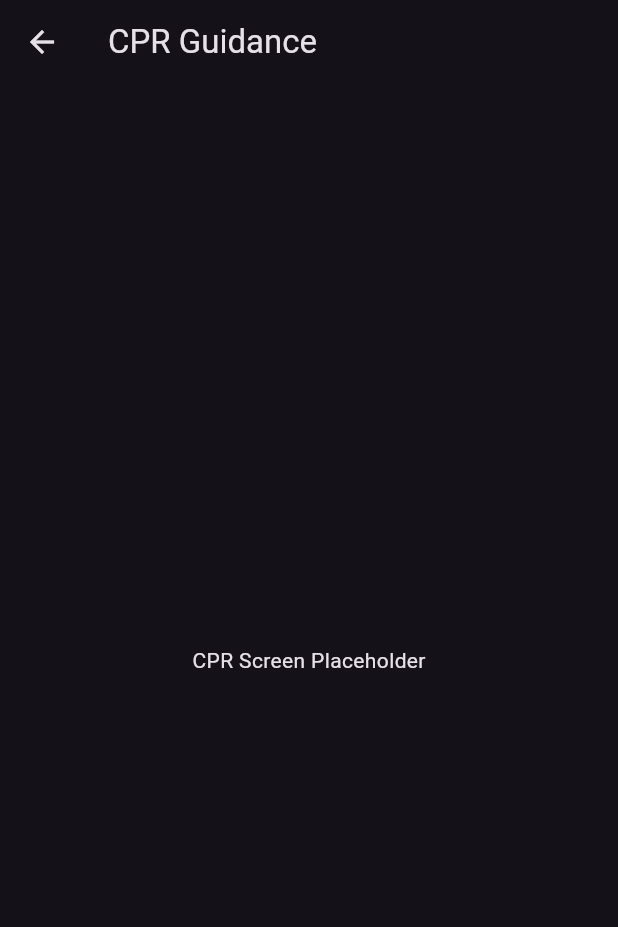
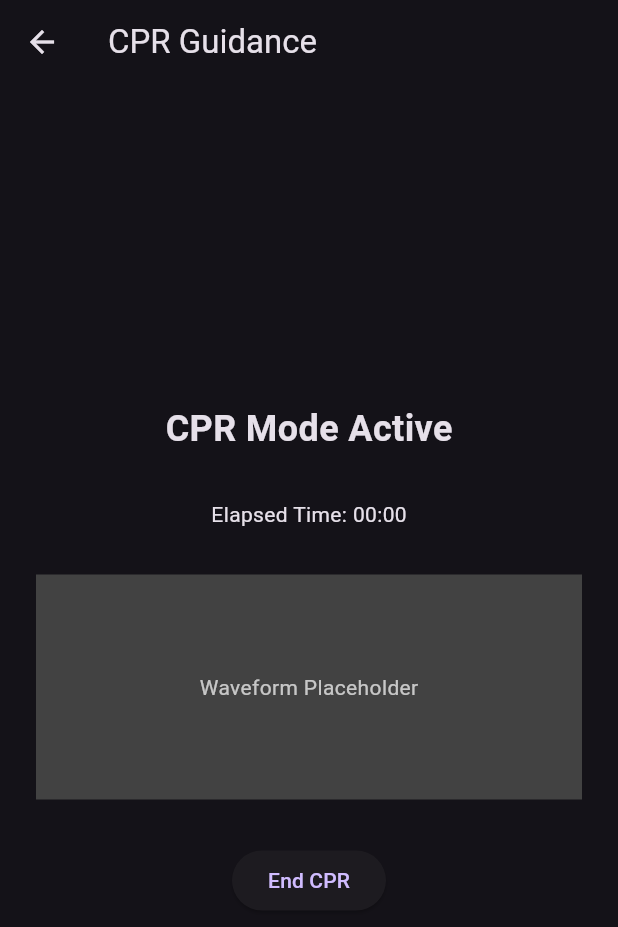
Before and after one commit to birchbdev/cpr-assistant-app, a Flutter app: the CPRScreen screen opened by its route, on a phone screen of 412 x 824 dp. Shown: the top 927 px of the screen. Run offline on Flutter 3.47's test engine with Material 3 defaults, Android fonts, the phone set to English and light mode, and no system bars.

Commit message:
Feature: scaffold CPRScreen with timer and waveform placeholders

```diff
--- a/lib/screens/cpr_screen.dart
+++ b/lib/screens/cpr_screen.dart
@@ -7,7 +7,38 @@ class CPRScreen extends StatelessWidget {
   Widget build(BuildContext context) {
     return Scaffold(
       appBar: AppBar(title: const Text('CPR Guidance')),
-      body: const Center(child: Text('CPR Screen Placeholder')),
+      body: Padding(
+        padding: const EdgeInsets.all(24.0),
+        child: Column(
+          mainAxisAlignment: MainAxisAlignment.center,
+          children: [
+            const Text(
+              'CPR Mode Active',
+              style: TextStyle(fontSize: 24, fontWeight: FontWeight.bold),
+            ),
+            const SizedBox(height: 30),
+            const Text('Elapsed Time: 00:00'),
+            const SizedBox(height: 30),
+            Container(
+              width: double.infinity,
+              height: 150,
+              color: Colors.grey.shade800,
+              alignment: Alignment.center,
+              child: const Text(
+                'Waveform Placeholder',
+                style: TextStyle(color: Colors.white70),
+              ),
+            ),
+            const SizedBox(height: 30),
+            ElevatedButton(
+              onPressed: () {
+                Navigator.pop(context);
+              },
+              child: const Text('End CPR'),
+            )
+          ],
+        ),
+      ),
     );
   }
 }
```
